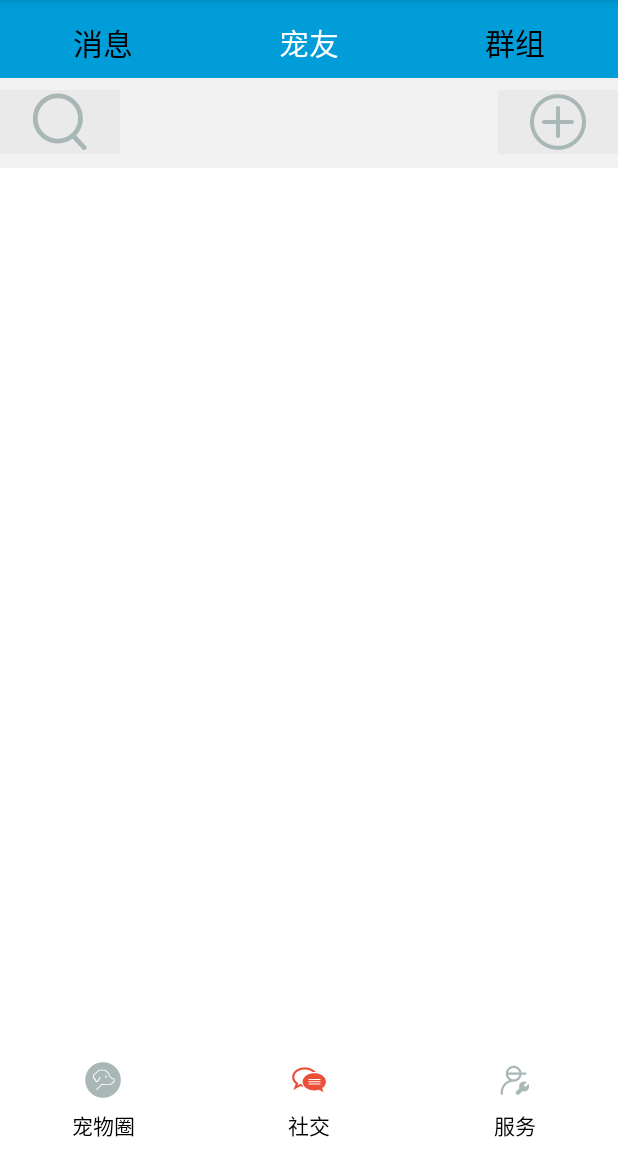
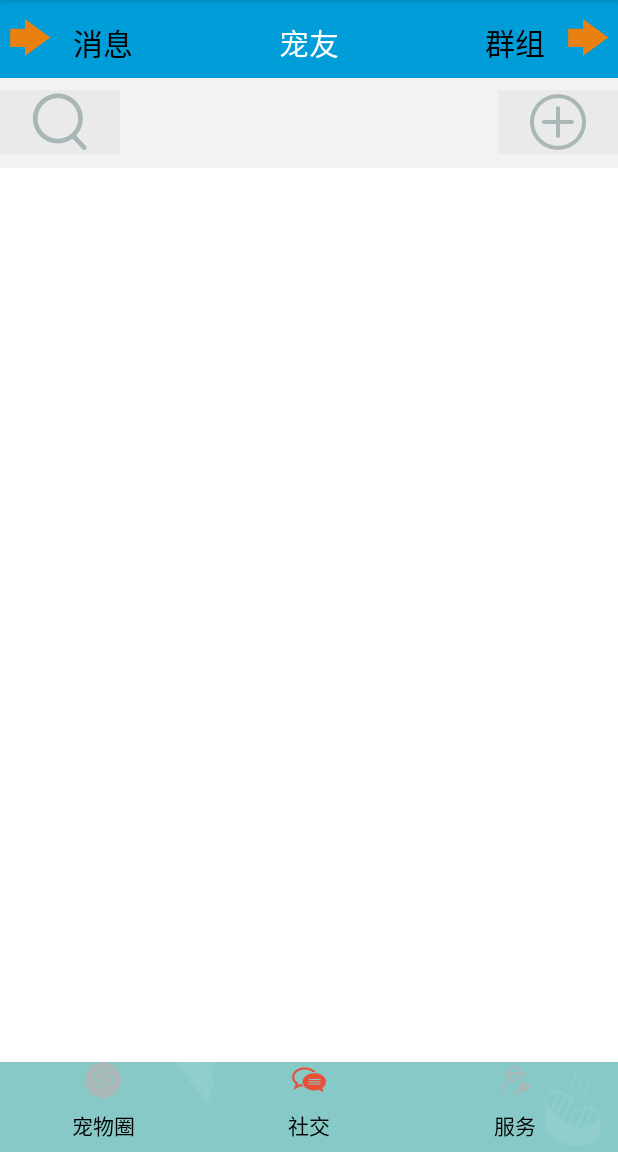
Before and after one commit to luxiansenv5/MengMeng, an Android app: the screen it shows after launch (DynamicMainActivity), after a tap on "社交", on a phone screen of 412 x 824 dp, the part 84-1236 px from its top. Run offline under Robolectric (Android 15) with nearby library versions, the phone set to English and light mode, and no system bars; our stand-ins replace ButterKnife; libraries missing offline, so code that uses them is left out: org.xutils, org.xutils.common, org.xutils.http, org.xutils.x; 6 statements that could not run were skipped; 1 other tap on this screen came first.

Commit message:
anthor:lyc desc:update

```diff
--- a/app/src/main/res/layout/activity_dynamic_main.xml
+++ b/app/src/main/res/layout/activity_dynamic_main.xml
@@ -3,14 +3,31 @@
     xmlns:tools="http://schemas.android.com/tools"
     android:layout_width="match_parent"
     android:layout_height="match_parent"
-    android:id="@+id/drawer"
-    android:background="#ffffff"
-    tools:context=".activity.DynamicMainActivity">
+    android:id="@+id/id_drawerLayout"
+    android:background="@drawable/img_frame_background"
+
+    tools:context=".DynamicMainActivity">
 
 
     <RelativeLayout
         android:layout_width="match_parent"
-        android:layout_height="match_parent">
+        android:layout_height="match_parent"
+        android:background="@drawable/img_main_background"
+        >
+        <Button
+            android:layout_width="40dp"
+            android:layout_height="30dp"
+            android:layout_marginTop="10dp"
+            android:layout_alignParentRight="true"
+            android:background="@drawable/youce"
+            android:onClick="OpenRightMenu" />
+        <Button
+            android:layout_width="40dp"
+            android:layout_height="30dp"
+            android:layout_marginTop="10dp"
+            android:layout_alignParentLeft="true"
+            android:background="@drawable/youce"
+            android:onClick="OpenLeftMenu" />
         <View
             android:id="@+id/struct"
             android:background="#f00"
@@ -62,16 +79,30 @@
 
     </RelativeLayout>
 
-    <ListView
-        android:id="@+id/left_drawer"
-        android:layout_width="280dp"
+    <!--<ListView-->
+        <!--android:id="@+id/left_drawer"-->
+        <!--android:layout_width="280dp"-->
+        <!--android:layout_height="match_parent"-->
+        <!--android:layout_gravity="start"-->
+        <!--android:background="#fff"-->
+        <!--android:choiceMode="singleChoice"-->
+        <!--android:divider="@android:color/transparent"-->
+        <!--android:dividerHeight="0dp" />-->
+    <fragment
+        android:id="@+id/id_left_menu"
+        android:name="com.example.mengmeng.fragment.MenuLeftFragment"
+        android:layout_width="200dp"
         android:layout_height="match_parent"
-        android:layout_gravity="start"
-        android:background="#fff"
-        android:choiceMode="singleChoice"
-        android:divider="@android:color/transparent"
-        android:dividerHeight="0dp" />
+        android:layout_gravity="left"
+        android:tag="LEFT" />
 
+    <fragment
+        android:id="@+id/id_right_menu"
+        android:name="com.example.mengmeng.fragment.MenuRightFragment"
+        android:layout_width="100dp"
+        android:layout_height="match_parent"
+        android:layout_gravity="right"
+        android:tag="RIGHT" />
 
 
 </android.support.v4.widget.DrawerLayout>
```
